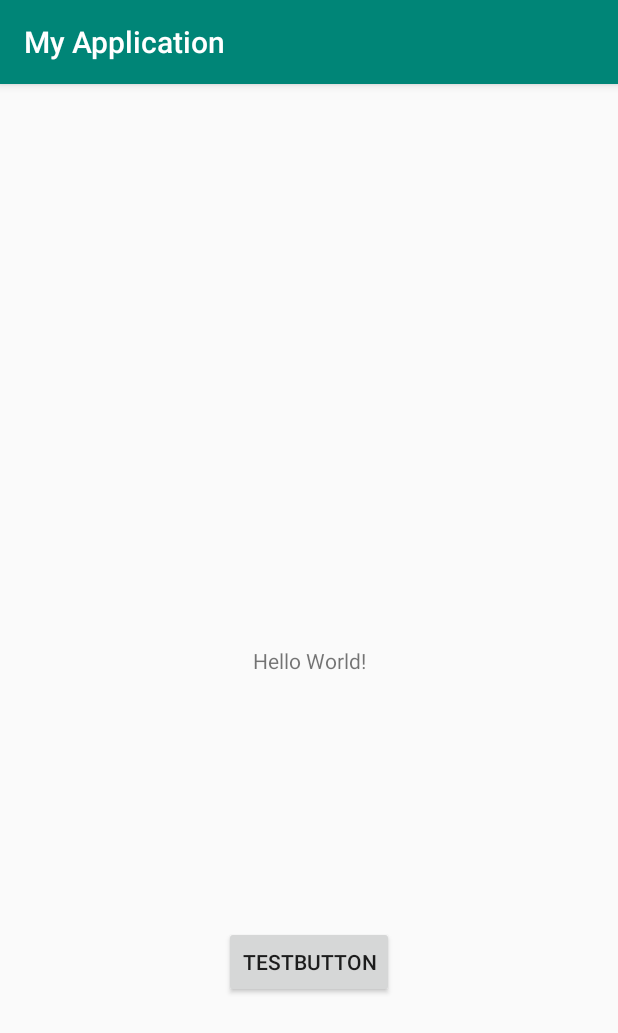
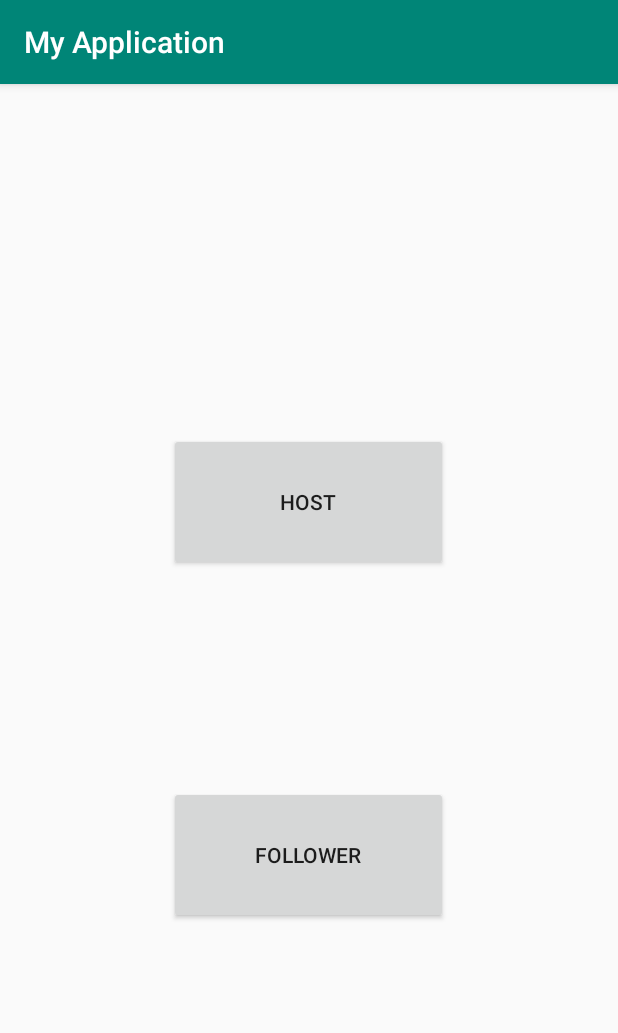
Before and after one commit to Blarc/Dragonhack2019, an Android app: the screen it shows after launch (MainActivity), on a phone screen of 412 x 824 dp. Shown: the top 1033 px of the screen. Run offline under Robolectric (Android 15) with nearby library versions, the phone set to English and light mode, and no system bars; our stand-ins replace Firebase (no records; nobody signed in at launch, a user with empty details on screens opened directly).

Commit message:
Added Host and Follower buttons and activities

```diff
--- a/Android/app/src/main/AndroidManifest.xml
+++ b/Android/app/src/main/AndroidManifest.xml
@@ -9,6 +9,8 @@
         android:roundIcon="@mipmap/ic_launcher_round"
         android:supportsRtl="true"
         android:theme="@style/AppTheme">
+        <activity android:name=".FollowerActivity"></activity>
+        <activity android:name=".HostActivity" />
         <activity android:name=".MainActivity">
             <intent-filter>
                 <action android:name="android.intent.action.MAIN" />
--- a/Android/app/src/main/res/layout/activity_main.xml
+++ b/Android/app/src/main/res/layout/activity_main.xml
@@ -6,30 +6,39 @@
     android:layout_height="match_parent"
     tools:context=".MainActivity">
 
-    <TextView
-        android:id="@+id/textView"
-        android:layout_width="wrap_content"
-        android:layout_height="wrap_content"
-        android:text="Hello World!"
-        app:layout_constraintBottom_toBottomOf="parent"
-        app:layout_constraintLeft_toLeftOf="parent"
-        app:layout_constraintRight_toRightOf="parent"
-        app:layout_constraintTop_toTopOf="parent" />
+    <Button
+        android:id="@+id/beHost"
+        android:layout_width="186dp"
+        android:layout_height="92dp"
+        android:layout_marginStart="8dp"
+        android:layout_marginLeft="8dp"
+        android:layout_marginTop="16dp"
+        android:layout_marginEnd="16dp"
+        android:layout_marginRight="16dp"
+        android:layout_marginBottom="116dp"
+        android:onClick="goToHostActivity"
+        android:text="@string/beHost"
+        app:layout_constraintBottom_toTopOf="@+id/beFollower"
+        app:layout_constraintEnd_toEndOf="parent"
+        app:layout_constraintHorizontal_bias="0.517"
+        app:layout_constraintStart_toStartOf="parent"
+        app:layout_constraintTop_toTopOf="parent"
+        app:layout_constraintVertical_bias="0.887" />
 
     <Button
-        android:id="@+id/testButton"
-        android:layout_width="wrap_content"
-        android:layout_height="wrap_content"
+        android:id="@+id/beFollower"
+        android:layout_width="186dp"
+        android:layout_height="92dp"
         android:layout_marginStart="8dp"
         android:layout_marginLeft="8dp"
-        android:layout_marginTop="8dp"
         android:layout_marginEnd="8dp"
         android:layout_marginRight="8dp"
-        android:onClick="sendMessage"
-        android:text="@string/testButton"
+        android:layout_marginBottom="208dp"
+        android:onClick="goToFollowerActivity"
+        android:text="@string/beFollower"
         app:layout_constraintBottom_toBottomOf="parent"
         app:layout_constraintEnd_toEndOf="parent"
-        app:layout_constraintStart_toStartOf="parent"
-        app:layout_constraintTop_toBottomOf="@+id/textView" />
+        app:layout_constraintHorizontal_bias="0.497"
+        app:layout_constraintStart_toStartOf="parent" />
 
 </android.support.constraint.ConstraintLayout>
--- a/Android/app/src/main/res/values/strings.xml
+++ b/Android/app/src/main/res/values/strings.xml
@@ -1,4 +1,7 @@
 <resources>
     <string name="app_name">My Application</string>
-    <string name="testButton">TestButton</string>
+    <string name="beHost">Host</string>
+    <string name="beFollower">Follower</string>
+    <string name="naMainActivity">Back</string>
+    <string name="naMainActivityText">Back</string>
 </resources>
--- a/Android/build.gradle
+++ b/Android/build.gradle
@@ -7,7 +7,7 @@ buildscript {
 
     }
     dependencies {
-        classpath 'com.android.tools.build:gradle:3.4.0'
+        classpath 'com.android.tools.build:gradle:3.4.1'
         classpath 'com.google.gms:google-services:4.2.0'
 
         // NOTE: Do not place your application dependencies here; they belong
```
Also changed, not shown: Android/app/src/main/java/com/example/myapplication/FollowerActivity.java (added, +19 -0 lines), Android/app/src/main/java/com/example/myapplication/HostActivity.java (added, +68 -0 lines), Android/app/src/main/java/com/example/myapplication/MainActivity.java (+20 -4 lines), Android/app/src/main/res/layout/activity_follower.xml (added, +24 -0 lines), Android/app/src/main/res/layout/activity_host.xml (added, +24 -0 lines).
